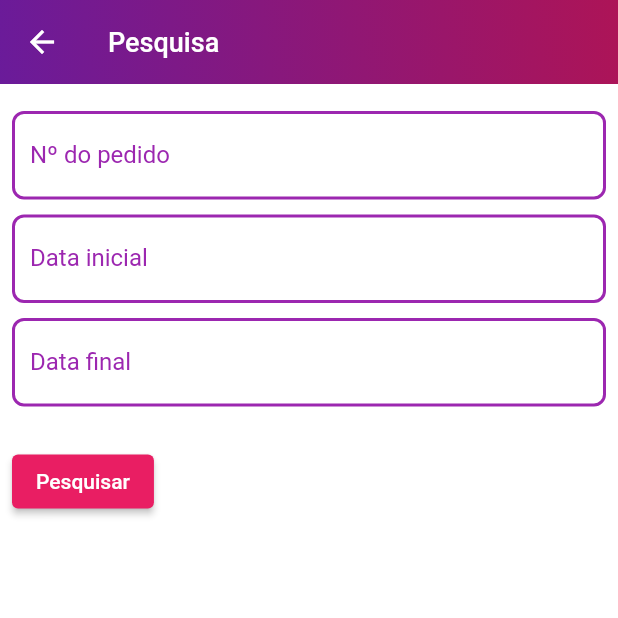
After one commit to Hiverton/tracking_flutter, a Flutter app: the FormPesquisar screen opened directly, on a phone screen of 412 x 824 dp, the top half of it. The commit adds this screen. Run offline on Flutter 3.47's test engine with Material 2 defaults, Android fonts, the phone set to English and light mode, and no system bars; missing offline and left inert: randomizer.

Commit message:
poc tracking

```diff
--- a/lib/form.dart
+++ b/lib/form.dart
@@ -48,7 +48,7 @@ class _FormReclamacaoState extends State<FormReclamacao> {
                     children: [
                       TextFormField(
                         style: const TextStyle(color: Colors.black),
-
+                        autofocus: true,
                         validator: (value) {
                           if (value == null || value.isEmpty) {
                             return 'Please enter some text';
--- a/lib/lista_pedido.dart
+++ b/lib/lista_pedido.dart
@@ -1,6 +1,7 @@
 import 'package:flutter/material.dart';
 import 'package:teste/tracking.dart';
 import 'package:teste/notificacoes.dart';
+import 'package:teste/pesquisa.dart';
 
 class ListaPedidoView2 extends StatefulWidget {
   @override
@@ -109,9 +110,10 @@ class _ListaPedidoView2State extends State<ListaPedidoView2> {
               })
             : IconButton(icon: Icon(Icons.search),
               onPressed: () {
-                setState((){
+                Navigator.push(context, MaterialPageRoute(builder: (context) => FormPesquisar()));
+                /*setState((){
                   this.isSearching = !this.isSearching;
-                });
+                });*/
               }),
 
               IconButton(
--- a/lib/main.dart
+++ b/lib/main.dart
@@ -24,7 +24,7 @@ class MyApp extends StatelessWidget {
         primarySwatch: Colors.pink,
         brightness: Brightness.dark
       ),
-      initialRoute: '/home',
+      initialRoute: '/',
       routes: {
         '/': (context) => InicialView(),
         '/home': (context) => ListaPedidoView2(),
--- /dev/null
+++ b/lib/pesquisa.dart
@@ -0,0 +1,179 @@
+import 'package:flutter/material.dart';
+
+class FormPesquisar extends StatefulWidget {
+  @override
+  _FormPesquisarState createState() => _FormPesquisarState();
+}
+
+class _FormPesquisarState extends State<FormPesquisar> {
+
+  final _formKey = GlobalKey<FormState>();
+
+  @override
+  Widget build(BuildContext context) {
+
+    final firstDate = DateTime(DateTime.now().year - 120);
+    final lastDate = DateTime.now();
+
+    return Scaffold(
+      appBar: AppBar(
+        flexibleSpace: Container(
+          decoration: BoxDecoration(
+            gradient: LinearGradient(
+              begin: Alignment.topRight,
+              end: Alignment.bottomLeft,
+              colors: [
+                Colors.pink.shade800,
+                Colors.purple.shade800,
+              ],
+            )
+          ),
+        ),
+        title: Text('Pesquisa', style: const TextStyle(fontSize: 18)),
+        backgroundColor: Colors.pink,
+        elevation: 0,
+      ),
+      backgroundColor: Colors.white,
+      body: SingleChildScrollView(
+        child: Padding(
+          padding: const EdgeInsets.all(8.0),
+          child: Column(
+            children: [
+              SizedBox(height: 10,),
+              Container(
+                width: MediaQuery.of(context).size.width,
+                height: MediaQuery.of(context).size.height,
+
+                child: Form(
+                  key: _formKey,
+                  child: Column(
+                    crossAxisAlignment: CrossAxisAlignment.start,
+                    children: [
+                      TextFormField(
+                        decoration: InputDecoration(
+                          labelText: "Nº do pedido",
+                          fillColor: Colors.white,
+                          hintStyle: TextStyle(color: Colors.purple),
+                          labelStyle: TextStyle(color: Colors.purple),
+                          focusedBorder: OutlineInputBorder(
+                            borderRadius: BorderRadius.circular(8.0),
+                            borderSide: BorderSide(
+                              color: Colors.purple,
+                            ),
+                          ),
+                          enabledBorder: OutlineInputBorder(
+                            borderRadius: BorderRadius.circular(8.0),
+                            borderSide: BorderSide(
+                              color: Colors.purple,
+                              width: 2.0,
+                            ),
+                          ),
+                        ),
+
+                        style: const TextStyle(color: Colors.black),
+                      ),
+
+                      SizedBox(height: 10,),
+
+                      TextFormField(
+                        keyboardType: TextInputType.datetime,
+                        onTap: (){
+                          showDatePicker(
+                            context: context,
+                            initialDate: new DateTime.now(),
+                            firstDate: DateTime(2019),
+                            lastDate: DateTime(2030)
+                          ).then((date) {
+                              print(date);
+                          });
+                        },
+                        decoration: InputDecoration(
+                          labelText: "Data inicial",
+                          hintStyle: TextStyle(color: Colors.purple),
+                          labelStyle: TextStyle(color: Colors.purple),
+                          fillColor: Colors.white,
+                          focusedBorder: OutlineInputBorder(
+                            borderRadius: BorderRadius.circular(8.0),
+                            borderSide: BorderSide(
+                              color: Colors.purple,
+                            ),
+                          ),
+                          enabledBorder: OutlineInputBorder(
+                            borderRadius: BorderRadius.circular(8.0),
+                            borderSide: BorderSide(
+                              color: Colors.purple,
+                              width: 2.0,
+                            ),
+                          ),
+                        ),
+                        style: const TextStyle(color: Colors.black),
+                      ),
+
+                      SizedBox(height: 10,),
+
+                      TextFormField(
+                        keyboardType: TextInputType.datetime,
+                        decoration: InputDecoration(
+
+                          labelText: "Data final",
+                          hintStyle: TextStyle(color: Colors.purple),
+                          labelStyle: TextStyle(color: Colors.purple),
+                          fillColor: Colors.white,
+                          focusedBorder: OutlineInputBorder(
+                            borderRadius: BorderRadius.circular(8.0),
+                            borderSide: BorderSide(
+                              color: Colors.purple,
+                            ),
+                          ),
+                          enabledBorder: OutlineInputBorder(
+                            borderRadius: BorderRadius.circular(8.0),
+                            borderSide: BorderSide(
+                              color: Colors.purple,
+                              width: 2.0,
+                            ),
+                          ),
+                        ),
+                        style: const TextStyle(color: Colors.black),
+                      ),
+
+                      SizedBox(height: 10,),
+
+                      Padding(
+                        padding: const EdgeInsets.symmetric(vertical: 16.0),
+                        child: ElevatedButton(
+                          onPressed: () {
+                            Navigator.of(context).pushReplacementNamed('/home');
+                          },
+                          child: const Text('Pesquisar'),
+                        ),
+                      ),
+                    ],
+                  ),
+                ),
+              ),
+            ],
+          ),
+        ),
+      ),
+    );
+  }
+
+}
+
+getData(){
+  final firstDate = DateTime(DateTime.now().year - 120);
+    final lastDate = DateTime.now();
+
+    return InputDatePickerFormField(
+      firstDate: firstDate,
+      lastDate: lastDate,
+
+      onDateSubmitted: (date) {
+        print(date);
+
+      },
+      onDateSaved: (date) {
+        print(date);
+      },
+    );
+  }
```
